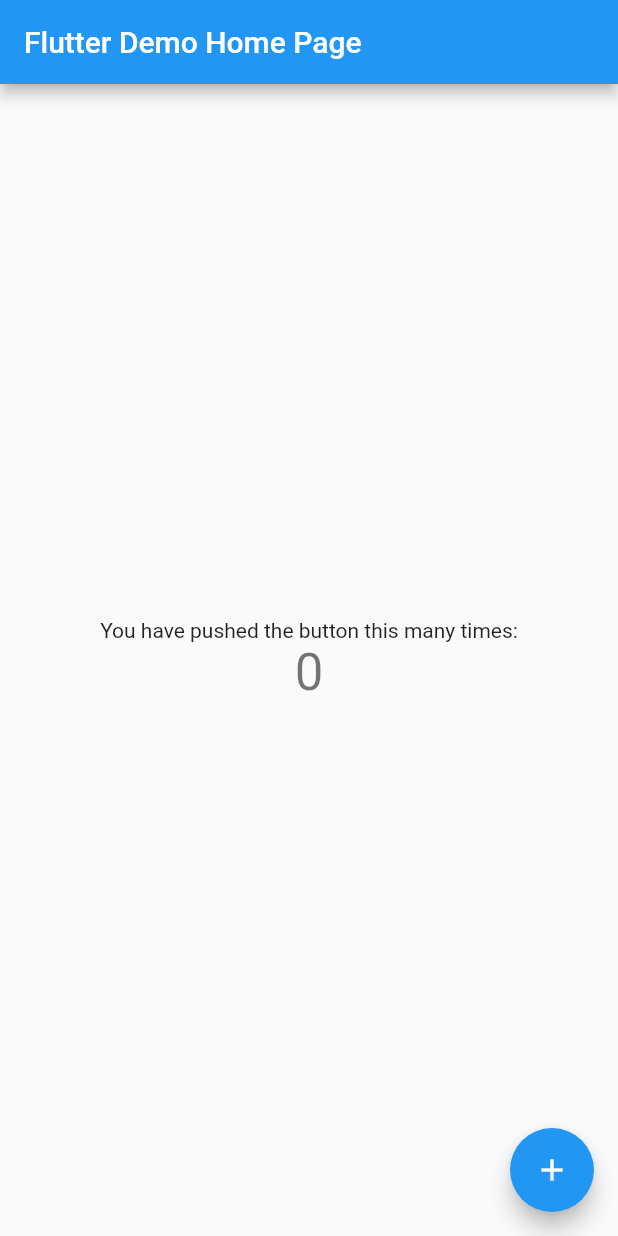
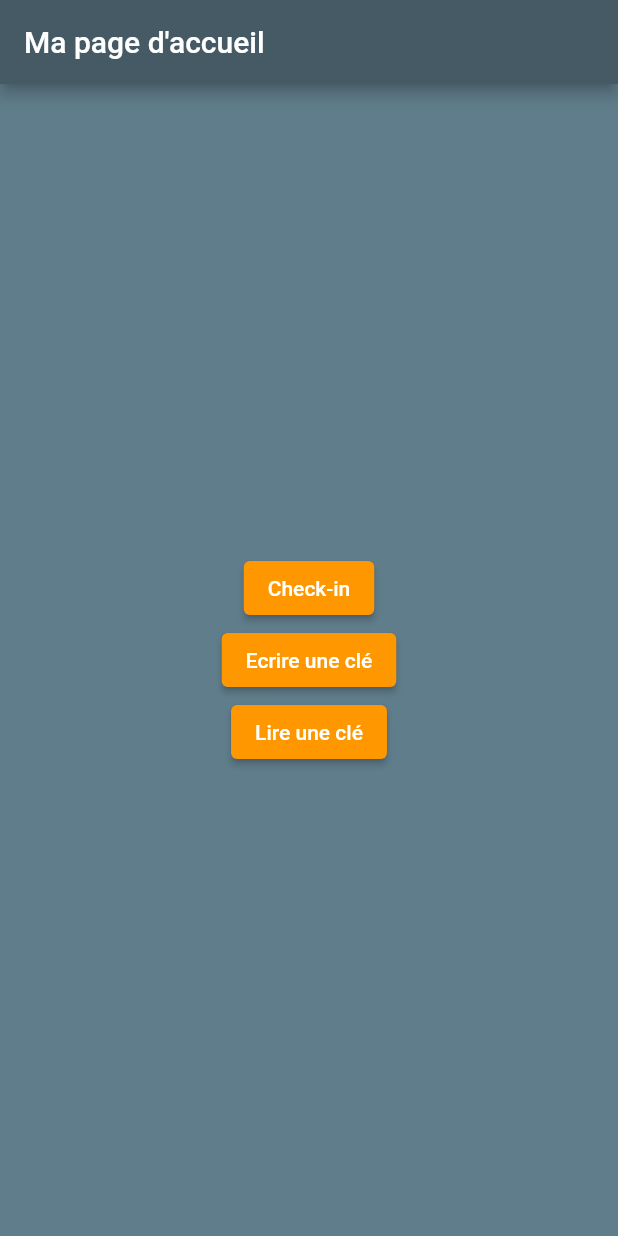
Before and after one commit to Parrots-in-the-Alps/flutter_app, a Flutter app: the screen it shows after launch, on a phone screen of 412 x 824 dp. Run offline on Flutter 3.47's test engine with Material 2 defaults, Android fonts, the phone set to English and light mode, and no system bars.

Commit message:
first commit

```diff
--- /dev/null
+++ b/lib/homePage.dart
@@ -0,0 +1,56 @@
+import 'package:flutter/material.dart';
+
+class HomePage extends StatelessWidget {
+  @override
+  Widget build(BuildContext context) {
+    return MaterialApp(
+      home: Scaffold(
+        appBar: AppBar(
+          backgroundColor: Color(0xFF455A64),
+          title: Text('Ma page d\'accueil'),
+        ),
+        body: Container(
+          color: Color(0xFF607D8B),
+          width: double.infinity,
+          child: Expanded(
+            child: Column(
+              mainAxisAlignment: MainAxisAlignment.center,
+              children: [
+                ElevatedButton(
+                  onPressed: () {
+                    // Action à effectuer lorsque le deuxième bouton est pressé
+                  },
+                  style: ElevatedButton.styleFrom(
+                    backgroundColor:
+                        const Color(0xFFFF9800), // Couleur du bouton surélevé
+                  ),
+                  child: const Text('Check-in'),
+                ),
+                ElevatedButton(
+                  onPressed: () {
+                    // Action à effectuer lorsque le deuxième bouton est pressé
+                  },
+                  style: ElevatedButton.styleFrom(
+                    backgroundColor:
+                        const Color(0xFFFF9800), // Couleur du bouton surélevé
+                  ),
+                  child: const Text('Ecrire une clé'),
+                ),
+                ElevatedButton(
+                  onPressed: () {
+                    // Action à effectuer lorsque le deuxième bouton est pressé
+                  },
+                  style: ElevatedButton.styleFrom(
+                    backgroundColor:
+                        const Color(0xFFFF9800), // Couleur du bouton surélevé
+                  ),
+                  child: const Text('Lire une clé'),
+                ),
+              ],
+            ),
+          ),
+        ),
+      ),
+    );
+  }
+}
--- a/lib/main.dart
+++ b/lib/main.dart
@@ -1,4 +1,5 @@
 import 'package:flutter/material.dart';
+import 'homePage.dart';
 
 void main() {
   runApp(const MyApp());
@@ -24,92 +25,7 @@ class MyApp extends StatelessWidget {
         // is not restarted.
         primarySwatch: Colors.blue,
       ),
-      home: const MyHomePage(title: 'Flutter Demo Home Page'),
+      home: HomePage(),
     );
   }
 }
-
-class MyHomePage extends StatefulWidget {
-  const MyHomePage({super.key, required this.title});
-
-  // This widget is the home page of your application. It is stateful, meaning
-  // that it has a State object (defined below) that contains fields that affect
-  // how it looks.
-
-  // This class is the configuration for the state. It holds the values (in this
-  // case the title) provided by the parent (in this case the App widget) and
-  // used by the build method of the State. Fields in a Widget subclass are
-  // always marked "final".
-
-  final String title;
-
-  @override
-  State<MyHomePage> createState() => _MyHomePageState();
-}
-
-class _MyHomePageState extends State<MyHomePage> {
-  int _counter = 0;
-
-  void _incrementCounter() {
-    setState(() {
-      // This call to setState tells the Flutter framework that something has
-      // changed in this State, which causes it to rerun the build method below
-      // so that the display can reflect the updated values. If we changed
-      // _counter without calling setState(), then the build method would not be
-      // called again, and so nothing would appear to happen.
-      _counter++;
-    });
-  }
-
-  @override
-  Widget build(BuildContext context) {
-    // This method is rerun every time setState is called, for instance as done
-    // by the _incrementCounter method above.
-    //
-    // The Flutter framework has been optimized to make rerunning build methods
-    // fast, so that you can just rebuild anything that needs updating rather
-    // than having to individually change instances of widgets.
-    return Scaffold(
-      appBar: AppBar(
-        // Here we take the value from the MyHomePage object that was created by
-        // the App.build method, and use it to set our appbar title.
-        title: Text(widget.title),
-      ),
-      body: Center(
-        // Center is a layout widget. It takes a single child and positions it
-        // in the middle of the parent.
-        child: Column(
-          // Column is also a layout widget. It takes a list of children and
-          // arranges them vertically. By default, it sizes itself to fit its
-          // children horizontally, and tries to be as tall as its parent.
-          //
-          // Invoke "debug painting" (press "p" in the console, choose the
-          // "Toggle Debug Paint" action from the Flutter Inspector in Android
-          // Studio, or the "Toggle Debug Paint" command in Visual Studio Code)
-          // to see the wireframe for each widget.
-          //
-          // Column has various properties to control how it sizes itself and
-          // how it positions its children. Here we use mainAxisAlignment to
-          // center the children vertically; the main axis here is the vertical
-          // axis because Columns are vertical (the cross axis would be
-          // horizontal).
-          mainAxisAlignment: MainAxisAlignment.center,
-          children: <Widget>[
-            const Text(
-              'You have pushed the button this many times:',
-            ),
-            Text(
-              '$_counter',
-              style: Theme.of(context).textTheme.headlineMedium,
-            ),
-          ],
-        ),
-      ),
-      floatingActionButton: FloatingActionButton(
-        onPressed: _incrementCounter,
-        tooltip: 'Increment',
-        child: const Icon(Icons.add),
-      ), // This trailing comma makes auto-formatting nicer for build methods.
-    );
-  }
-}
```
